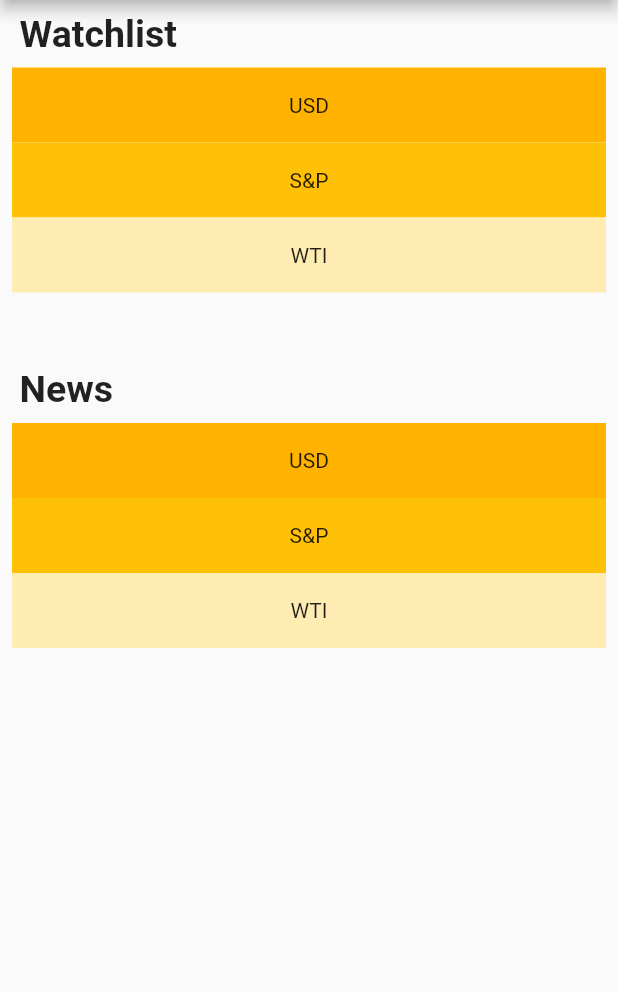
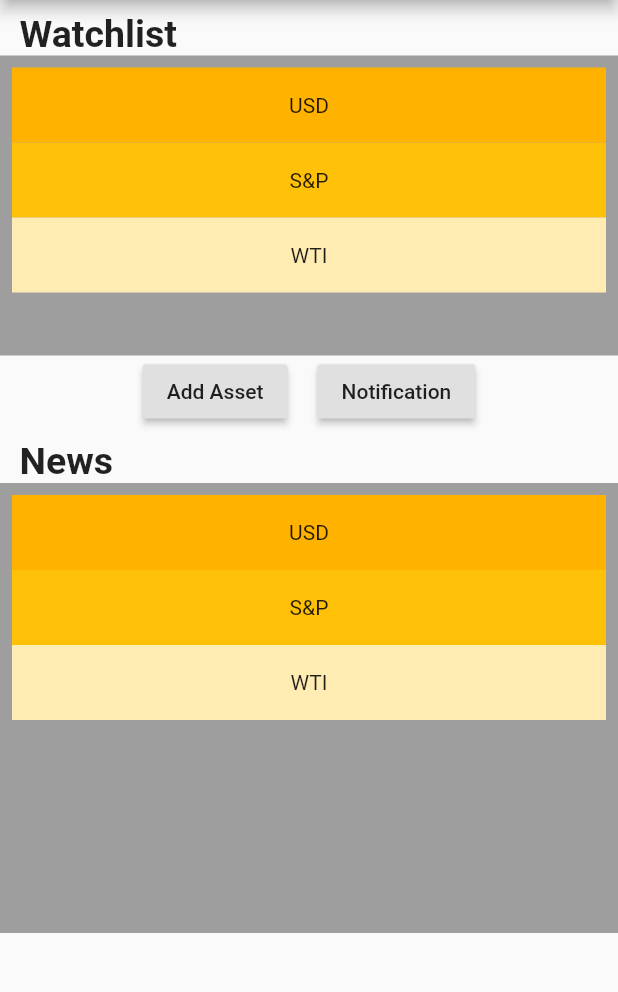
Before and after one commit to developerMoon/money_alarm, a Flutter app: the screen it shows after launch, on a phone screen of 412 x 824 dp, the part 84-1076 px from its top. Run offline on Flutter 3.47's test engine with Material 2 defaults, Android fonts, the phone set to English and light mode, and no system bars.

```diff
--- a/lib/screens/dashboard_screen.dart
+++ b/lib/screens/dashboard_screen.dart
@@ -1,4 +1,6 @@
 import 'package:flutter/material.dart';
+import 'package:money_alarm/screens/notification_screen.dart';
+import 'package:money_alarm/screens/add_asset_screen.dart';
 
 class DashBoardScreen extends StatefulWidget {
   static const id = 'dashboard_screen';
@@ -29,6 +31,7 @@ class _DashBoardScreenState extends State<DashBoardScreen> {
           ),
           Container(
             height: 200,
+            color: Colors.grey,
             child: ListView(
               padding: const EdgeInsets.all(8),
               children: <Widget>[
@@ -50,6 +53,28 @@ class _DashBoardScreenState extends State<DashBoardScreen> {
               ],
             ),
           ),
+          Row(
+            mainAxisAlignment: MainAxisAlignment.center,
+            children: <Widget>[
+              RaisedButton(
+                  child: Text('Add Asset'),
+                  onPressed: () {
+                    showModalBottomSheet(
+                      context: context,
+                      builder: (context) => AddAssetScreen(),
+                    );
+                  }),
+              SizedBox(
+                width: 20,
+              ),
+              RaisedButton(
+                child: Text('Notification'),
+                onPressed: () {
+                  Navigator.pushNamed(context, NotificationScreen.id);
+                },
+              ),
+            ],
+          ),
           Align(
             alignment: Alignment.centerLeft,
             child: Container(
@@ -61,7 +86,8 @@ class _DashBoardScreenState extends State<DashBoardScreen> {
             ),
           ),
           Container(
-            height: 200,
+            height: 300,
+            color: Colors.grey,
             child: ListView(
               padding: const EdgeInsets.all(8),
               children: <Widget>[
```
Also changed, not shown: lib/screens/add_asset_screen.dart (added, +8 -0 lines), lib/screens/notification_screen.dart (+10 -1 lines).
